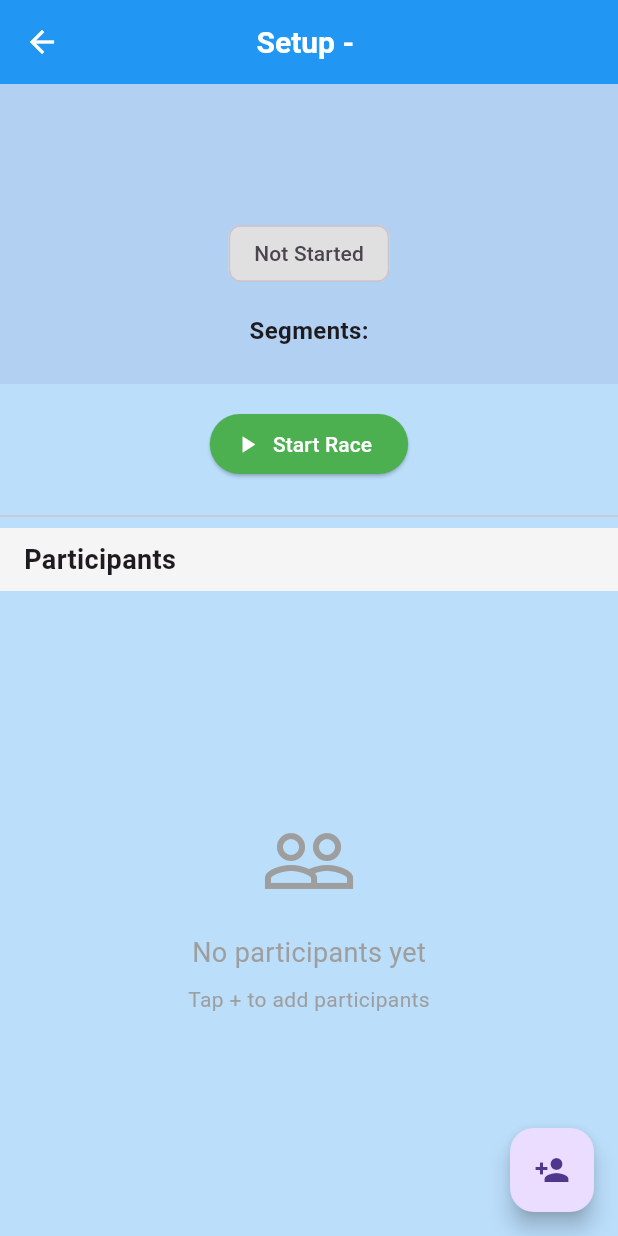
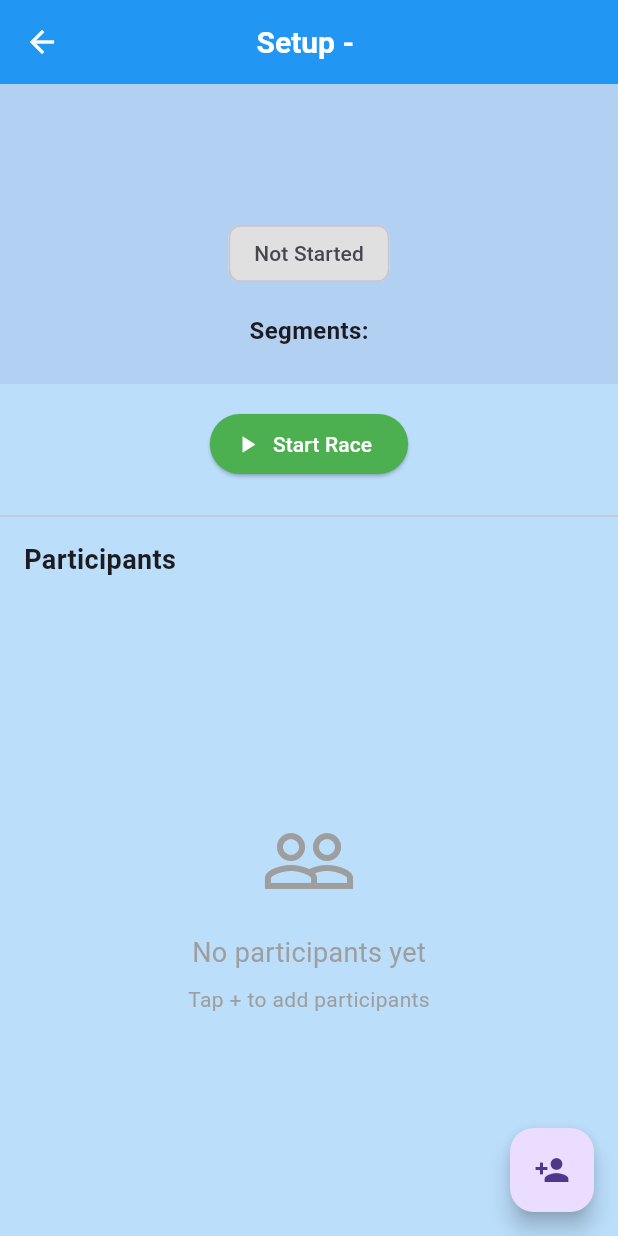
Before and after one commit to Tipdalin/Race-Tracking, a Flutter app: the RaceSetupScreen screen opened directly with empty values, on a phone screen of 412 x 824 dp. Run offline on Flutter 3.47's test engine with Material 3 defaults, Android fonts, the phone set to English and light mode, and no system bars; our stand-ins replace cloud_firestore, firebase_core; accounts and stored records are empty.

Commit message:
WIP: local changes to race_setup_screen

```diff
--- a/lib/Screens/race/race_setup_screen.dart
+++ b/lib/Screens/race/race_setup_screen.dart
@@ -178,6 +178,7 @@ class _RaceSetupScreenState extends State<RaceSetupScreen> {
       padding: const EdgeInsets.all(16),
       color: Theme.of(context).primaryColor.withOpacity(0.1),
       child: Column(
+
         children: [
           Text(
             race.name,
@@ -186,7 +187,7 @@ class _RaceSetupScreenState extends State<RaceSetupScreen> {
           const SizedBox(height: 8),
           Text(
             race.type.toUpperCase(),
-            style: TextStyle(fontSize: 16, color: Colors.grey[600]),
+            style: TextStyle(fontSize: 16, color: Colors.white),
           ),
           const SizedBox(height: 8),
           Chip(
@@ -291,7 +292,7 @@ class _RaceSetupScreenState extends State<RaceSetupScreen> {
           Container(
             width: double.infinity,
             padding: const EdgeInsets.symmetric(horizontal: 16, vertical: 8),
-            color: Colors.grey[100],
+            color: Colors.blue[100],
             child: const Text(
               'Participants',
               style: TextStyle(fontSize: 18, fontWeight: FontWeight.bold),
```
